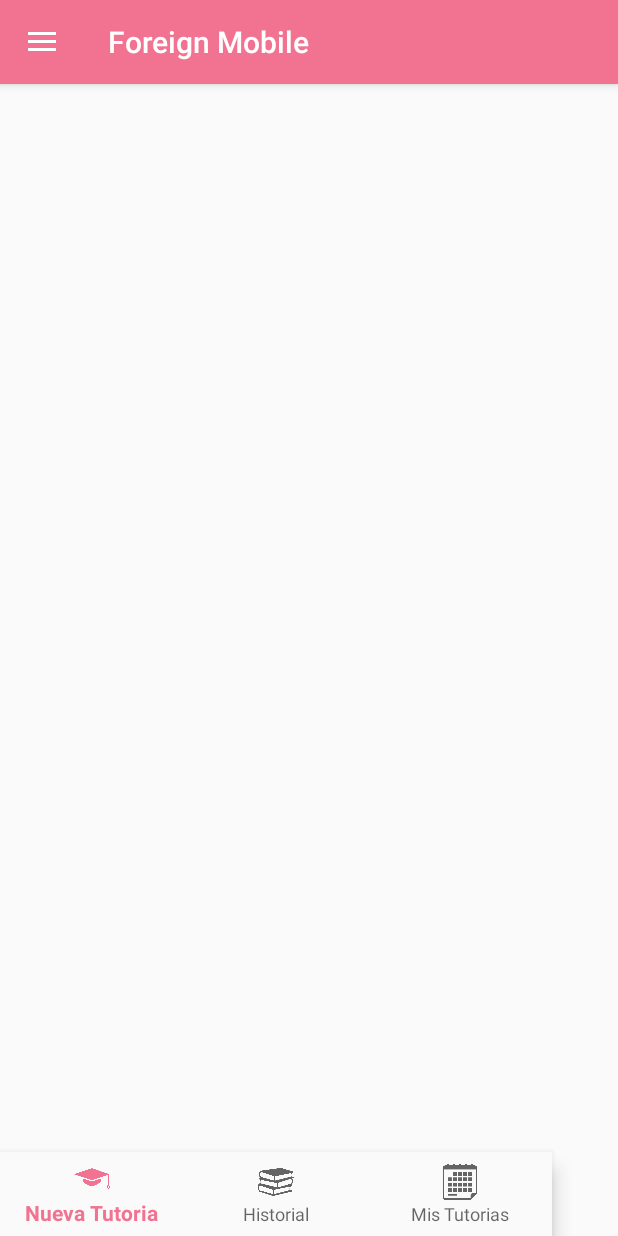
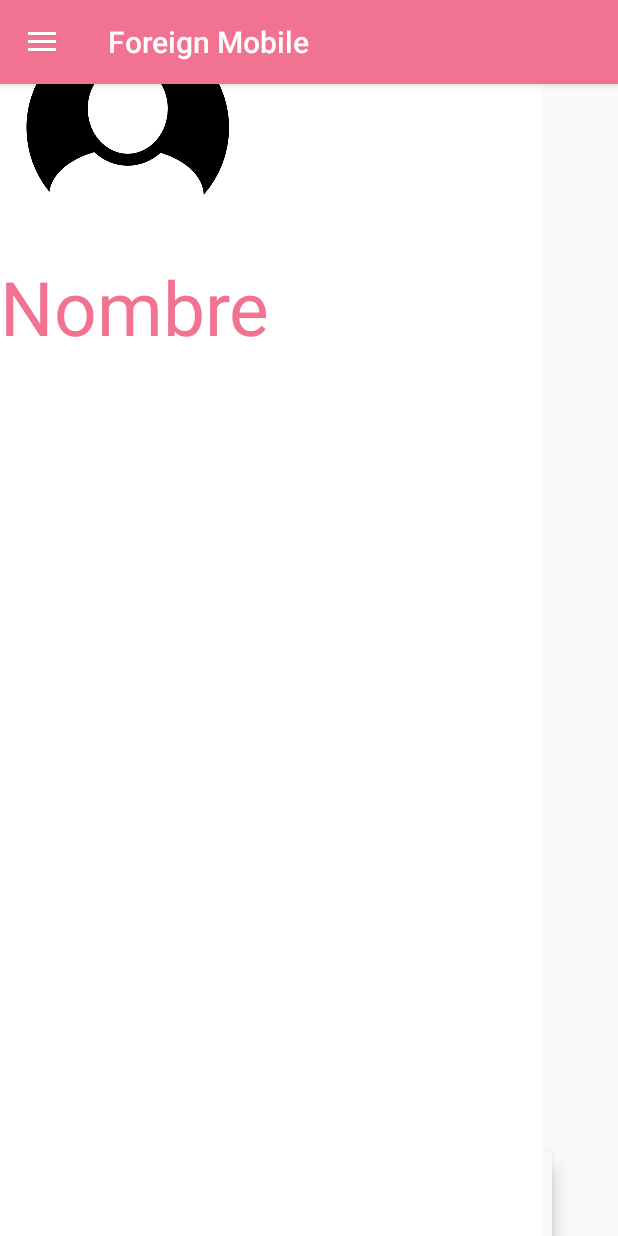
Before and after one commit to andresvega82/COSW-2017-ForeignMobile, an Android app: the NewTutorialActivity screen opened directly, with no data from a screen before it, on a phone screen of 412 x 824 dp. Run offline under Robolectric (Android 15) with nearby library versions, the phone set to English and light mode, and no system bars.

Commit message:
Perfil 1 vs

```diff
--- a/app/src/main/res/layout/app_bar_perfil.xml
+++ b/app/src/main/res/layout/app_bar_perfil.xml
@@ -22,6 +22,63 @@
 
     <include layout="@layout/content_new_tutorial" />
 
+    <Space
+        android:layout_width="30dp"
+        android:layout_height="wrap_content" />
+
+    <LinearLayout
+        android:orientation="vertical"
+        android:layout_width="wrap_content"
+        android:layout_height="match_parent">
+
+        <LinearLayout
+            android:orientation="vertical"
+            android:layout_width="match_parent"
+            android:layout_height="match_parent"
+            android:background="@color/colorPrimaryDark">
+
+            <ImageView
+                android:src="@mipmap/perfil"
+                android:layout_width="wrap_content"
+                android:layout_height="wrap_content"
+                android:id="@+id/imageView" />
+
+            <TextView
+                android:text="@string/nombre"
+                android:layout_width="wrap_content"
+                android:layout_height="wrap_content"
+                android:id="@+id/nombre"
+                android:textColor="@color/colorAccent"
+                android:textSize="50dp"/>
+
+        </LinearLayout>
+
+        <TextView
+            android:text="Vive en"
+            android:layout_width="wrap_content"
+            android:layout_height="wrap_content"
+            android:id="@+id/vive"
+            android:textColor="@color/colorAccent"
+            android:textSize="50dp"/>
+
+        <TextView
+            android:text="Edad"
+            android:layout_width="wrap_content"
+            android:layout_height="wrap_content"
+            android:id="@+id/edad"
+            android:textColor="@color/colorAccent"
+            android:textSize="50dp"/>
+
+        <TextView
+            android:text="Lengua materna"
+            android:layout_width="wrap_content"
+            android:layout_height="wrap_content"
+            android:id="@+id/idioma"
+            android:textColor="@color/colorAccent"
+            android:textSize="50dp"/>
+
+    </LinearLayout>
+
     <!--<android.support.design.widget.FloatingActionButton
         android:id="@+id/fab"
         android:layout_width="wrap_content"
--- a/app/src/main/res/values/strings.xml
+++ b/app/src/main/res/values/strings.xml
@@ -6,6 +6,7 @@
     <string name="title_perfil">Perfil</string>
     <string name="navigation_drawer_open">Open navigation drawer</string>
     <string name="navigation_drawer_close">Close navigation drawer</string>
+    <string name="nombre">Nombre</string>
 
 
 </resources>
```
